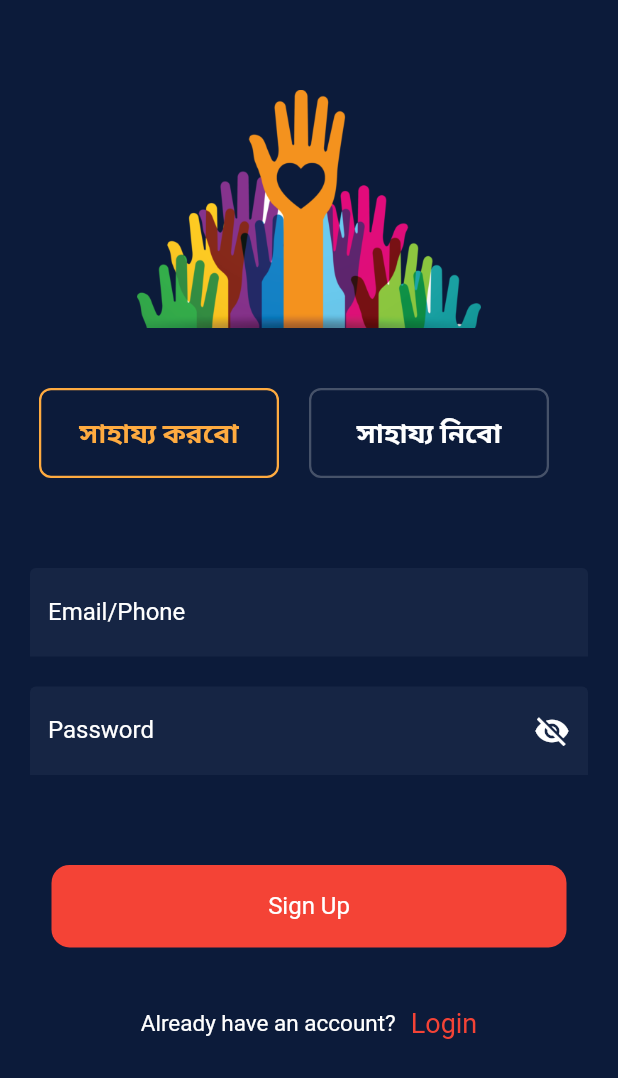
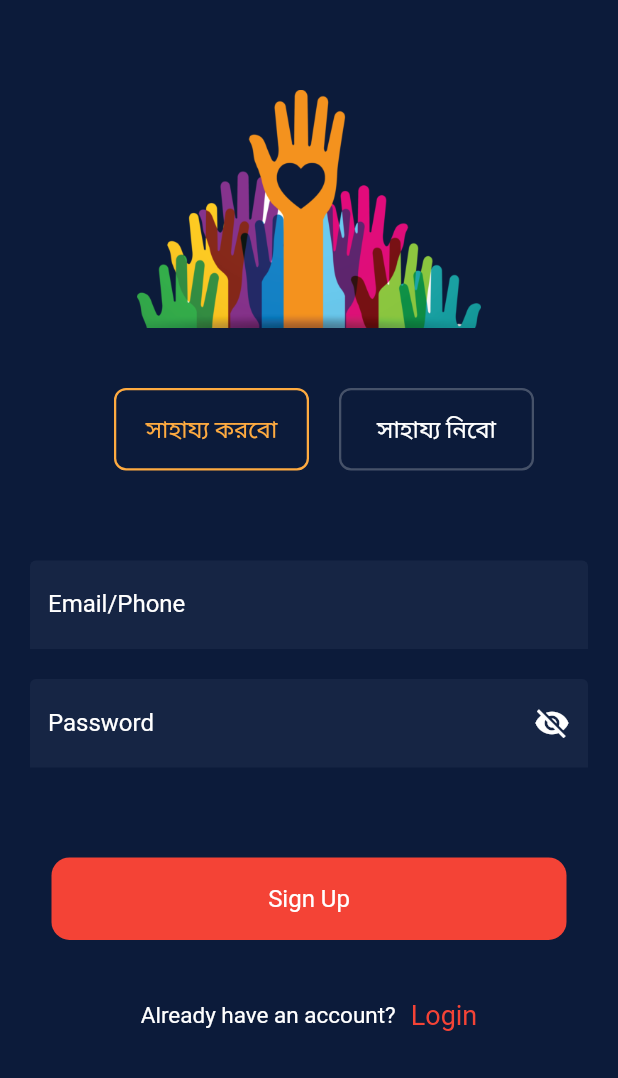
Before and after one commit to tusharhow/seba-sangha, a Flutter app: the RegistrationScreenView screen opened directly, on a phone screen of 412 x 824 dp. Shown: the top 1078 px of the screen. Run offline on Flutter 3.47's test engine with Material 2 defaults, Android fonts, the light colour scheme and no system bars; our stand-ins replace cloud_firestore, firebase_auth, firebase_core, fluttertoast, get, shared_preferences; accounts and stored records are empty.

```diff
--- a/lib/app/utils/user_type.dart
+++ b/lib/app/utils/user_type.dart
@@ -19,7 +19,7 @@ class _UserTypeState extends State<UserType> {
   Widget build(BuildContext context) {
     return Center(
       child: SizedBox(
-        height: 100,
+        height: 95,
         child: ListView.builder(
           scrollDirection: Axis.horizontal,
           shrinkWrap: true,
@@ -34,9 +34,11 @@ class _UserTypeState extends State<UserType> {
               });
               print(selectedIndex);
             },
-            child: Padding(
-              padding: const EdgeInsets.symmetric(vertical: 20),
-              child: _buildUserType(index),
+            child: Row(
+              mainAxisAlignment: MainAxisAlignment.center,
+              children: [
+                _buildUserType(index),
+              ],
             ),
           ),
         ),
@@ -45,13 +47,19 @@ class _UserTypeState extends State<UserType> {
   }
 
   Widget _buildUserType(int index) {
-    return Container(
-      margin: const EdgeInsets.only(right: 20),
-      height: 70,
-      width: 160,
+    return Row(
+      mainAxisAlignment: MainAxisAlignment.center,
+      children: [
+        Padding(
+          padding: const EdgeInsets.only(left: 20),
+          child: Container(
+            height: 55,
+            width: 130,
             decoration: BoxDecoration(
               border: Border.all(
-          color: selectedIndex == index ? Colors.orangeAccent : Colors.white24,
+                color: selectedIndex == index
+                    ? Colors.orangeAccent
+                    : Colors.white24,
                 width: 1.5,
               ),
               borderRadius: BorderRadius.circular(8),
@@ -60,12 +68,16 @@ class _UserTypeState extends State<UserType> {
               child: Text(
                 _userType[index],
                 style: TextStyle(
-            color: selectedIndex == index ? Colors.orangeAccent : Colors.white,
-            fontSize: 18.0,
-            fontWeight: FontWeight.bold,
+                  color: selectedIndex == index
+                      ? Colors.orangeAccent
+                      : Colors.white,
+                  fontSize: 16.0,
                 ),
               ),
             ),
+          ),
+        ),
+      ],
     );
   }
 }
--- a/lib/app/views/auth/sign_up_screen.dart
+++ b/lib/app/views/auth/sign_up_screen.dart
@@ -33,7 +33,12 @@ class RegistrationScreenView extends StatelessWidget {
             const SizedBox(
               height: kDefaultPadding,
             ),
-            const Center(child: UserType()),
+            Row(
+              mainAxisAlignment: MainAxisAlignment.center,
+              children: [
+                UserType(),
+              ],
+            ),
             const SizedBox(
               height: kDefaultPadding * 2,
             ),
```
Also changed, not shown: 1 other file. Lines whose indentation alone changed are shown as unchanged.
